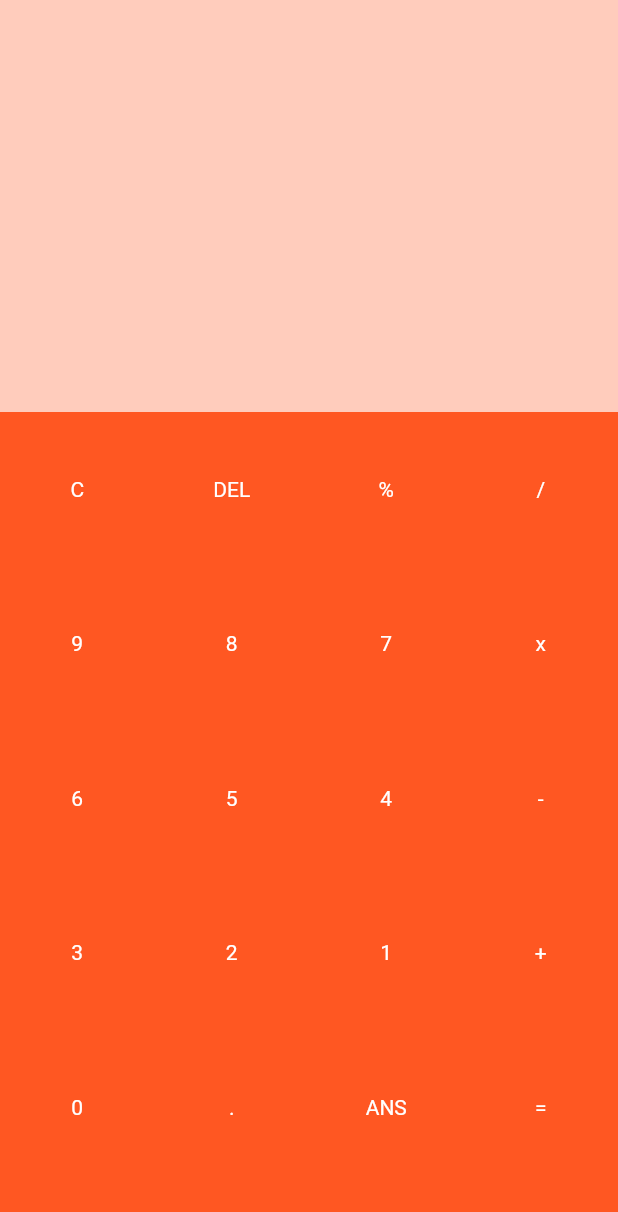
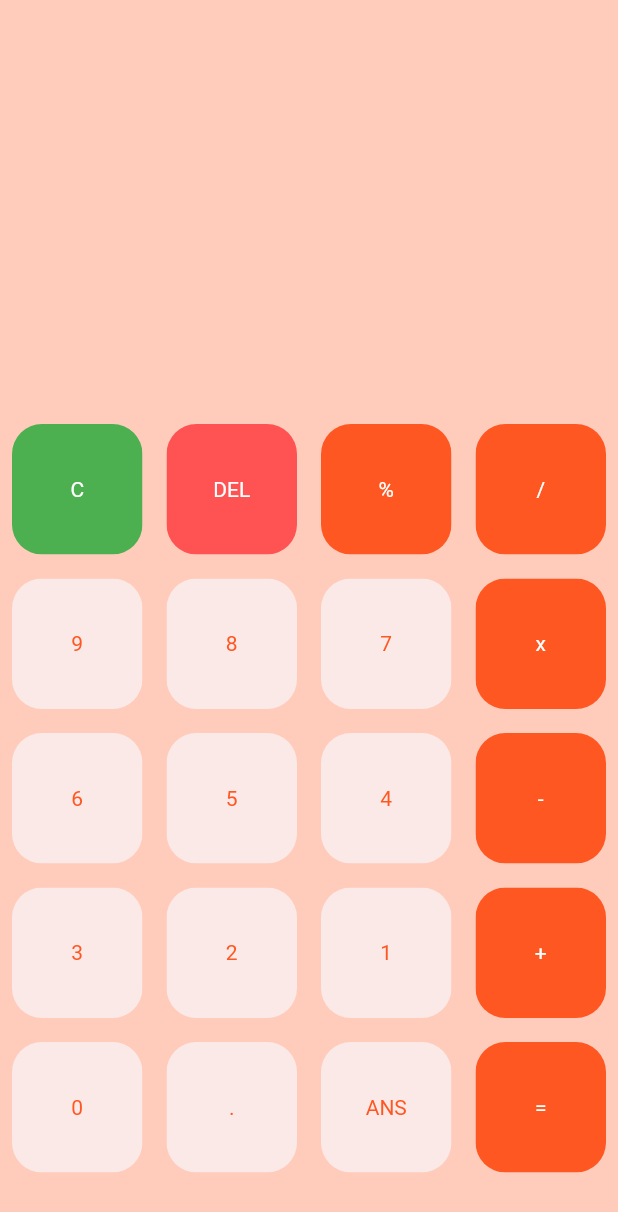
Before and after one commit to Avinash174/calculator_flutter, a Flutter app: the screen it shows after launch, on a phone screen of 412 x 824 dp. Shown: the top 1212 px of the screen. Run offline on Flutter 3.47's test engine with Material 2 defaults, Android fonts, the phone set to English and light mode, and no system bars.

Commit message:
New Changes Adding

```diff
--- a/lib/button.dart
+++ b/lib/button.dart
@@ -11,7 +11,9 @@ class MyButton extends StatelessWidget {
 
   @override
   Widget build(BuildContext context) {
-    return ClipRRect(
+    return Padding(
+      padding: const EdgeInsets.all(8.0),
+      child: ClipRRect(
         borderRadius: BorderRadius.circular(20),
         child: Container(
           color: color,
@@ -25,6 +27,7 @@ class MyButton extends StatelessWidget {
             ),
           ),
         ),
+      ),
     );
   }
 }
--- a/lib/main.dart
+++ b/lib/main.dart
@@ -60,23 +60,48 @@ class _MyHomePageState extends State<MyHomePage> {
           Expanded(
               flex: 2,
               child: Container(
-                color: Colors.deepOrange,
+
                 child: Center(
                     child: GridView.builder(
                       itemCount: buttons.length,
                         gridDelegate: SliverGridDelegateWithFixedCrossAxisCount(
-                            crossAxisCount: 4),
-                        itemBuilder: (BuildContext context,int index){
+                            crossAxisCount: 4,
+                        ),
+                        itemBuilder: (BuildContext context,int index)
+    {
+                        if(index ==0){
                           return MyButton(
                             buttonText: buttons[index],
-                            color: Colors.deepOrange,
+                            color: Colors.green,
+                            textColor:  Colors.white,
+                          );
+                        }
+                        else if(index ==1){
+                          return MyButton(
+                            buttonText: buttons[index],
+                            color: Colors.redAccent,
                             textColor: Colors.white,
                           );
 
-                        })),
+    }else return MyButton(
+                          buttonText: buttons[index],
+                          color: isOperator(buttons[index])? Colors.deepOrange:Colors.deepOrange[50],
+                          textColor: isOperator(buttons[index])? Colors.white:Colors.deepOrange,
+                        );
+
+
+                        }
+
+                        )),
               )),
         ],
       ),
     );
   }
+  bool isOperator(String x){
+    if(x=='%' || x=='/' || x=='x' || x=='-' || x=='+' || x=='='){
+      return true;
+    }
+    return false;
+  }
 }
```
Lines whose indentation alone changed are shown as unchanged.
